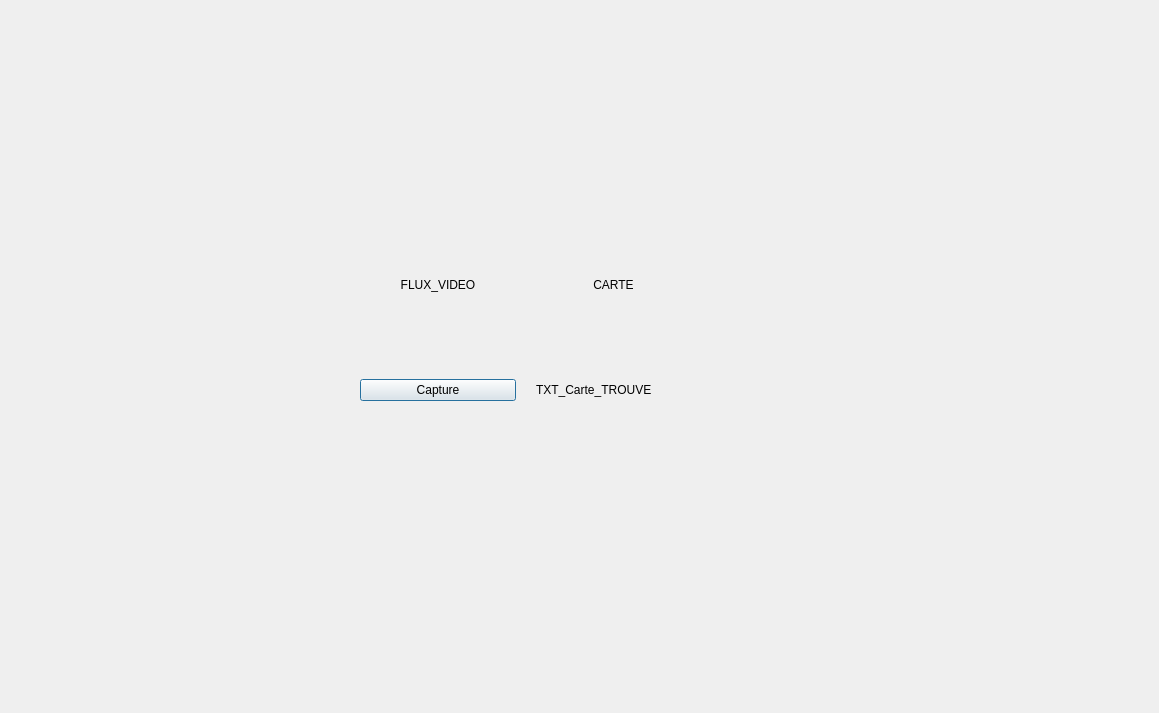
Old version of the form reco_carte.ui in the repository Electrom500/Quadrimon.
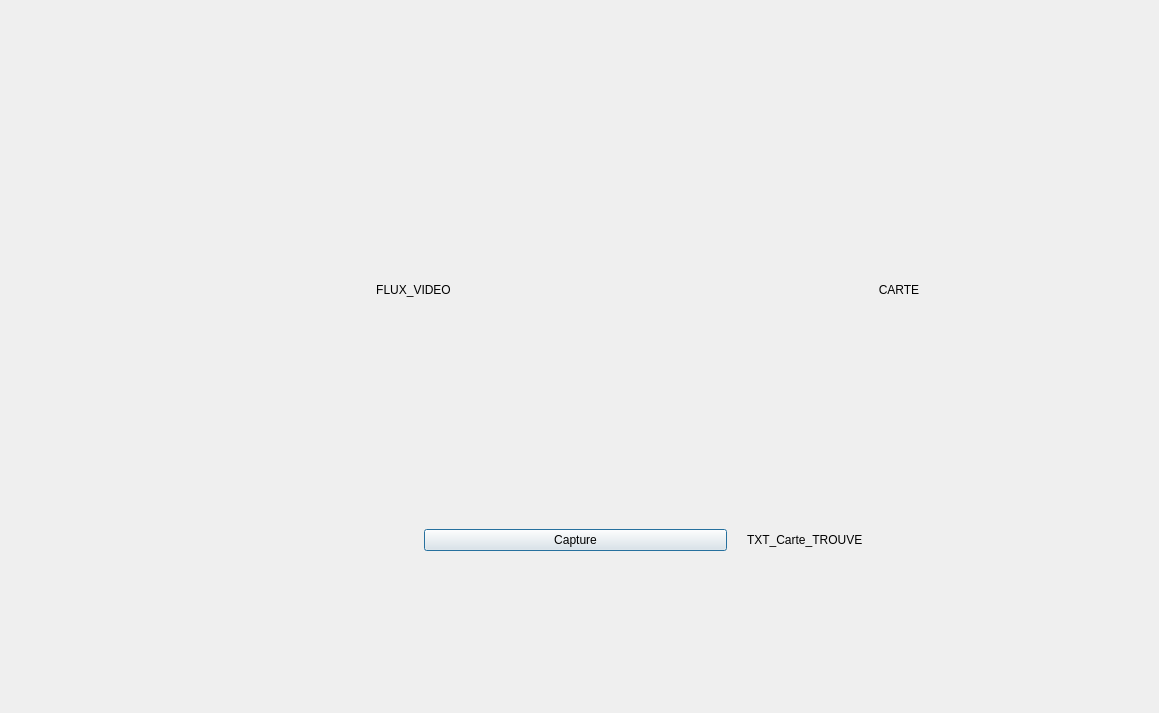
New version of the form.

What changed in the file:
```diff
--- a/reco_carte.ui
+++ b/reco_carte.ui
@@ -16,13 +16,16 @@
   <widget class="QWidget" name="gridLayoutWidget">
    <property name="geometry">
     <rect>
-     <x>340</x>
-     <y>190</y>
-     <width>371</width>
-     <height>221</height>
+     <x>80</x>
+     <y>50</y>
+     <width>991</width>
+     <height>511</height>
     </rect>
    </property>
    <layout class="QGridLayout" name="gridLayout">
+    <property name="sizeConstraint">
+     <enum>QLayout::SetNoConstraint</enum>
+    </property>
     <property name="leftMargin">
      <number>20</number>
     </property>
@@ -38,14 +41,27 @@
     <property name="spacing">
      <number>20</number>
     </property>
-    <item row="1" column="1">
+    <item row="0" column="2">
+     <widget class="QLabel" name="card_match_label">
+      <property name="text">
+       <string>CARTE</string>
+      </property>
+      <property name="alignment">
+       <set>Qt::AlignCenter</set>
+      </property>
+      <property name="margin">
+       <number>0</number>
+      </property>
+     </widget>
+    </item>
+    <item row="1" column="2">
      <widget class="QLabel" name="nom_carte_label">
       <property name="text">
        <string>TXT_Carte_TROUVE</string>
       </property>
      </widget>
     </item>
-    <item row="0" column="0">
+    <item row="0" column="0" colspan="2">
      <widget class="QLabel" name="capture_label">
       <property name="text">
        <string>FLUX_VIDEO</string>
@@ -58,26 +74,13 @@
       </property>
      </widget>
     </item>
-    <item row="1" column="0">
+    <item row="1" column="1">
      <widget class="QPushButton" name="capture_button">
       <property name="text">
        <string>Capture</string>
       </property>
      </widget>
     </item>
-    <item row="0" column="1">
-     <widget class="QLabel" name="card_match_label">
-      <property name="text">
-       <string>CARTE</string>
-      </property>
-      <property name="alignment">
-       <set>Qt::AlignCenter</set>
-      </property>
-      <property name="margin">
-       <number>0</number>
-      </property>
-     </widget>
-    </item>
    </layout>
   </widget>
  </widget>
```
Left out of the diff: 13 changed lines with no effect on the pictures.
